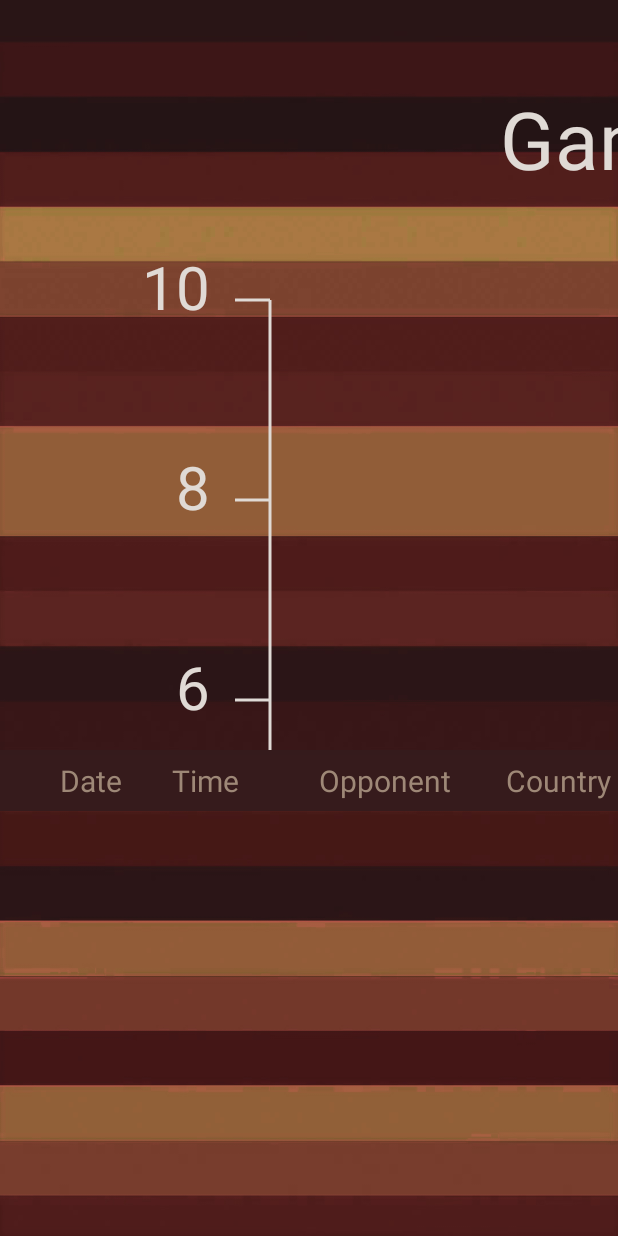
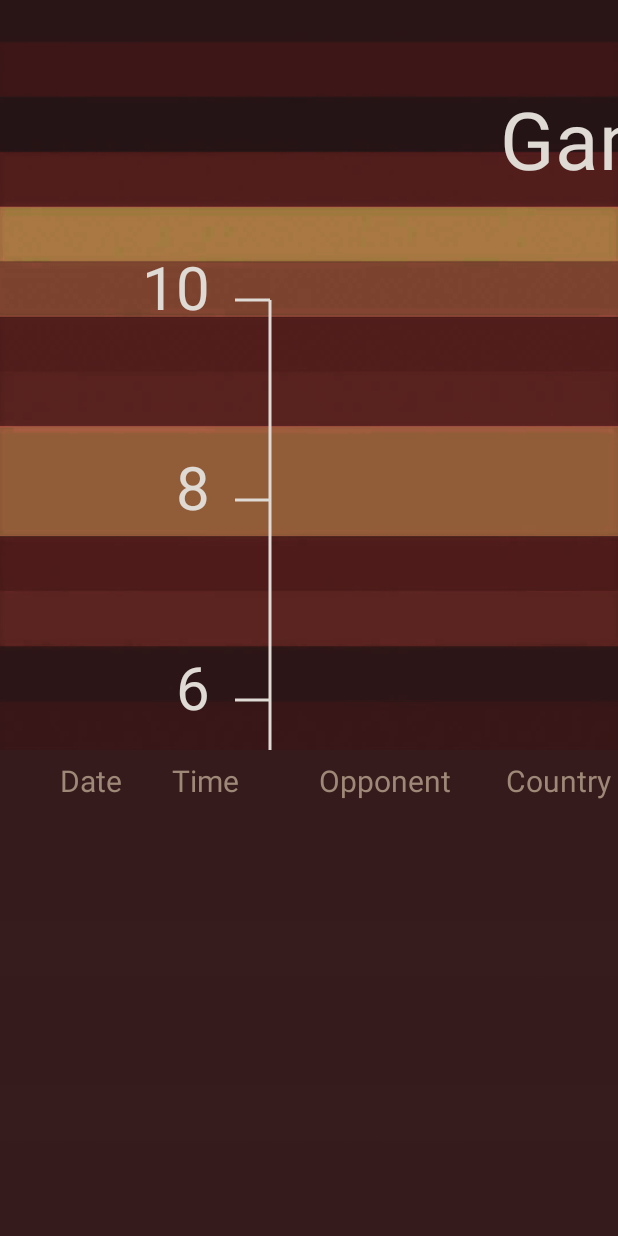
Before and after one commit to fier1900/ITP4501-ProgrammingTechniquesForMobileSystems, an Android app: the RecordActivity screen opened directly, with no data from a screen before it, on a phone screen of 412 x 824 dp. Run offline under Robolectric (Android 15) with nearby library versions, the phone set to English and light mode, and no system bars; 1 statement that could not run was skipped.

Commit message:
Updated Background

```diff
--- a/Morra/app/src/main/java/com/exercise/android/morra/RecordActivity.java
+++ b/Morra/app/src/main/java/com/exercise/android/morra/RecordActivity.java
@@ -77,7 +77,6 @@ public class RecordActivity extends AppCompatActivity {
         TableRow tr = new TableRow(this);
         if (header) {
         }
-        tr.setBackgroundColor(0xFD361C1D);
 
         int textColor = 0xFF9E8877;
         int winTextColor = 0xFF4CAF50;
--- a/Morra/app/src/main/res/layout/activity_record.xml
+++ b/Morra/app/src/main/res/layout/activity_record.xml
@@ -18,7 +18,8 @@
 
     <ScrollView
         android:layout_width="fill_parent"
-        android:layout_height="wrap_content"
+        android:layout_height="fill_parent"
+        android:background="#FD361C1D"
         android:textColor="#AAFA7915">
 
         <TableLayout
```
